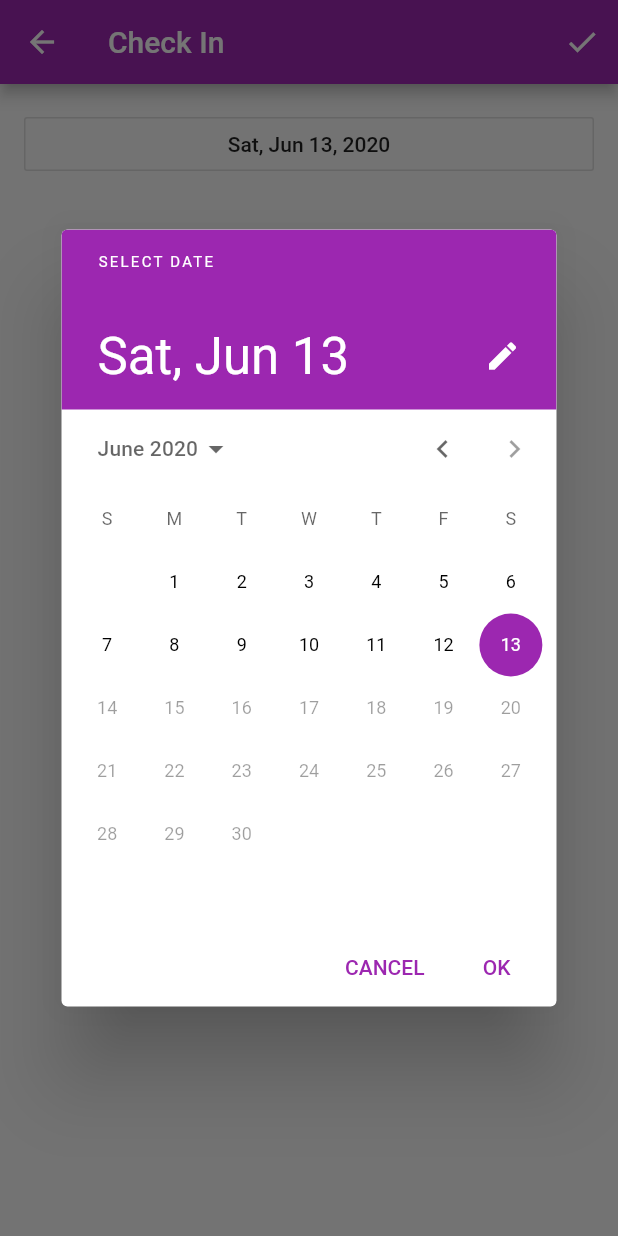
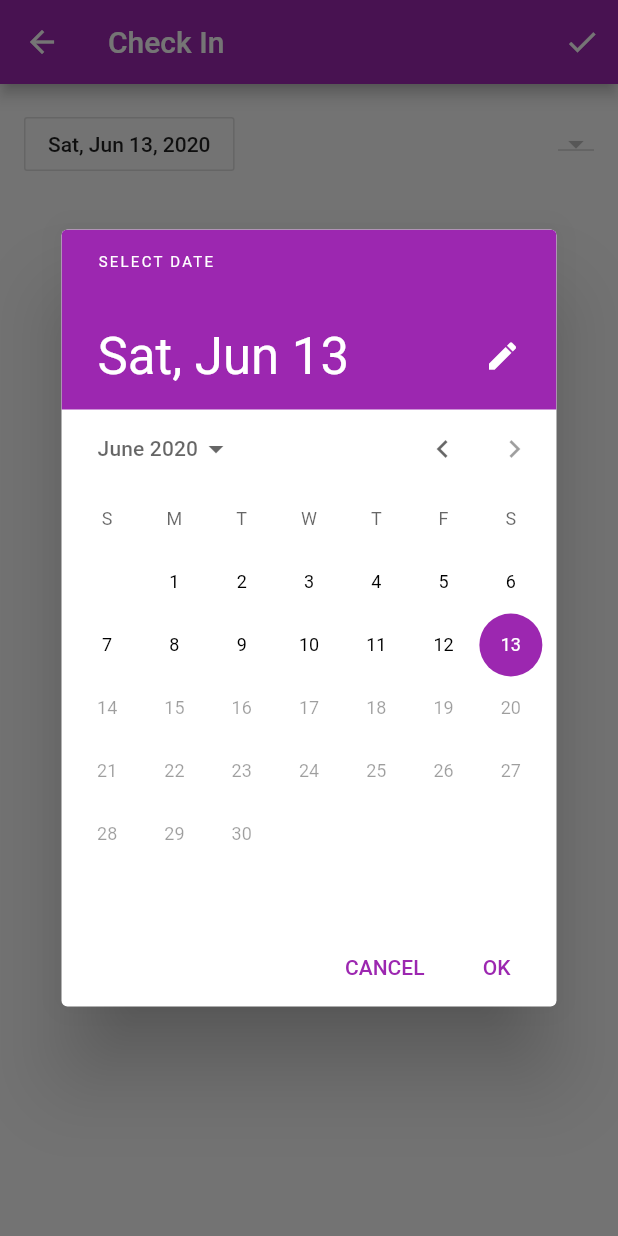
Before and after one commit to chautsunman/medicine_reminder, a Flutter app: the CheckIn screen opened directly, after a tap on an icon or button, on a phone screen of 412 x 824 dp. Run offline on Flutter 3.47's test engine with Material 2 defaults, Android fonts, the phone set to English and light mode, and no system bars; our stand-ins replace equatable, flutter_local_notifications, image_picker, sqflite; accounts and stored records are empty.

Commit message:
Date schedule

```diff
--- a/lib/CheckIn/CheckIn.dart
+++ b/lib/CheckIn/CheckIn.dart
@@ -1,6 +1,8 @@
 import 'package:flutter/material.dart';
 
 import 'package:intl/intl.dart';
+
+import '../obj/DateSchedulesObj.dart';
 
 import '../helper/Helper.dart';
 
@@ -17,6 +19,8 @@ class CheckIn extends StatefulWidget {
 
 class _CheckInState extends State<CheckIn> {
   DateTime checkInDate;
+  List<DateSchedulesObj> dateSchedules;
+  DateSchedulesObj selectedSchedule;
 
   editCheckInDate(BuildContext context) async {
     DateTime newCheckInDate = await showDatePicker(
@@ -27,10 +31,25 @@ class _CheckInState extends State<CheckIn> {
     );
 
     if (newCheckInDate != null) {
+      newCheckInDate = getUtcDateStartFromLocalDate(newCheckInDate);
+
       this.setState(() {
-        this.checkInDate = getUtcDateStartFromLocalDate(newCheckInDate);
+        this.checkInDate = newCheckInDate;
       });
+
+      getDateSchedules(newCheckInDate);
     }
+  }
+
+  getDateSchedules(DateTime date) async {
+    List<DateSchedulesObj> dateSchedules = await widget.helper.medicationDbHelper.getDateSchedules(date);
+
+    setState(() {
+      this.dateSchedules = dateSchedules;
+      if (dateSchedules.length > 0) {
+        this.selectedSchedule = dateSchedules[0];
+      }
+    });
   }
 
   onSave(BuildContext context) {
@@ -42,6 +61,9 @@ class _CheckInState extends State<CheckIn> {
     super.initState();
 
     checkInDate = getUtcDateStartFromLocalDate(DateTime.now());
+    dateSchedules = [];
+
+    getDateSchedules(checkInDate);
   }
 
   @override
@@ -61,11 +83,30 @@ class _CheckInState extends State<CheckIn> {
       body: Container(
         child: ListView(
           children: <Widget>[
-            OutlineButton(
-              child: Text(DateFormat.yMMMEd().format(checkInDate)),
-              onPressed: () {
-                editCheckInDate(context);
-              },
+            Row(
+              children: <Widget>[
+                OutlineButton(
+                  child: Text(DateFormat.yMMMEd().format(checkInDate)),
+                  onPressed: () {
+                    editCheckInDate(context);
+                  },
+                ),
+                Spacer(),
+                DropdownButton(
+                  value: selectedSchedule,
+                  onChanged: (DateSchedulesObj selectedSchedule) {
+                    setState(() {
+                      this.selectedSchedule = selectedSchedule;
+                    });
+                  },
+                  items: dateSchedules.map((dateSchedule) {
+                    return DropdownMenuItem<DateSchedulesObj>(
+                      value: dateSchedule,
+                      child: Text('${DateFormat.Hm().format(DateTime.fromMillisecondsSinceEpoch(dateSchedule.scheduleGroup.time, isUtc: true))} (${dateSchedule.medications.length} medications)'),
+                    );
+                  }).toList(),
+                ),
+              ],
             ),
           ],
         ),
--- /dev/null
+++ b/lib/obj/DateSchedulesObj.dart
@@ -0,0 +1,36 @@
+import './ScheduleGroupObj.dart';
+import './MedicationObj.dart';
+
+class DateSchedulesObj {
+  final ScheduleGroupObj scheduleGroup;
+  List<MedicationObj> medications;
+
+  DateSchedulesObj(this.scheduleGroup, this.medications);
+
+  DateSchedulesObj.newSchedule(ScheduleGroupObj scheduleGroup) : this(scheduleGroup, []);
+
+  addMedication(MedicationObj medication) {
+    medications.add(medication);
+  }
+
+  static List<DateSchedulesObj> groupDateSchedulesFromDbMap(List<Map<String, dynamic>> dbMap) {
+    Map<int, DateSchedulesObj> groupedSchedulesMap = {};
+
+    dbMap.forEach((recordMap) {
+      ScheduleGroupObj scheduleGroup = ScheduleGroupObj.fromDbMap(recordMap, keyPrefix: 'schedule_group_');
+      MedicationObj medication = MedicationObj.fromDbMap(recordMap, keyPrefix: 'medication_');
+      if (!groupedSchedulesMap.containsKey(scheduleGroup.time)) {
+        groupedSchedulesMap[scheduleGroup.time] = DateSchedulesObj.newSchedule(scheduleGroup);
+      }
+      groupedSchedulesMap[scheduleGroup.time].addMedication(medication);
+    });
+
+    List<DateSchedulesObj> groupedSchedules = groupedSchedulesMap.values.toList();
+
+    groupedSchedules.sort((groupedSchedule1, groupedSchedule2) {
+      return groupedSchedule1.scheduleGroup.time.compareTo(groupedSchedule2.scheduleGroup.time);
+    });
+
+    return groupedSchedules;
+  }
+}
--- a/lib/obj/MedicationObj.dart
+++ b/lib/obj/MedicationObj.dart
@@ -5,10 +5,10 @@ class MedicationObj {
 
   MedicationObj({this.id, this.name, this.photoFileName});
 
-  MedicationObj.fromDbMap(Map<String, dynamic> map) : this(
-    id: map['id'],
-    name: map['name'],
-    photoFileName: map['photo_file_name'],
+  MedicationObj.fromDbMap(Map<String, dynamic> map, {String keyPrefix = ''}) : this(
+    id: map.containsKey('${keyPrefix}id') ? map['${keyPrefix}id'] : null,
+    name: map.containsKey('${keyPrefix}name') ? map['${keyPrefix}name'] : null,
+    photoFileName: map.containsKey('${keyPrefix}photo_file_name') ? map['${keyPrefix}photo_file_name'] : null,
   );
 
   Map<String, dynamic> toMap() {
--- a/lib/obj/ScheduleGroupObj.dart
+++ b/lib/obj/ScheduleGroupObj.dart
@@ -9,6 +9,15 @@ class ScheduleGroupObj {
   ScheduleGroupObj(this.id, this.day, this.time, this.activeTime, this.nonActiveTime, this.active);
 
   ScheduleGroupObj.newGroup(int id, int day, int time, DateTime activeTime) : this(id, day, time, activeTime, null, true);
+
+  ScheduleGroupObj.fromDbMap(Map<String, dynamic> dbMap, {String keyPrefix = ''}) : this(
+    (dbMap.containsKey('${keyPrefix}id')) ? dbMap['${keyPrefix}id'] : null,
+    (dbMap.containsKey('${keyPrefix}schedule_day')) ? dbMap['${keyPrefix}schedule_day'] : null,
+    (dbMap.containsKey('${keyPrefix}schedule_time')) ? dbMap['${keyPrefix}schedule_time'] : null,
+    (dbMap.containsKey('${keyPrefix}active_time')) ? dbMap['${keyPrefix}active_time'] : null,
+    (dbMap.containsKey('${keyPrefix}non_active_time')) ? dbMap['${keyPrefix}non_active_time'] : null,
+    (dbMap.containsKey('${keyPrefix}active')) ? dbMap['${keyPrefix}active'] : null
+  );
 
   Map<String, dynamic> toDbMap() {
     Map<String, dynamic> dbMap = {
```
Also changed, not shown: lib/helper/MedicationDbHelper.dart (+31 -0 lines).
